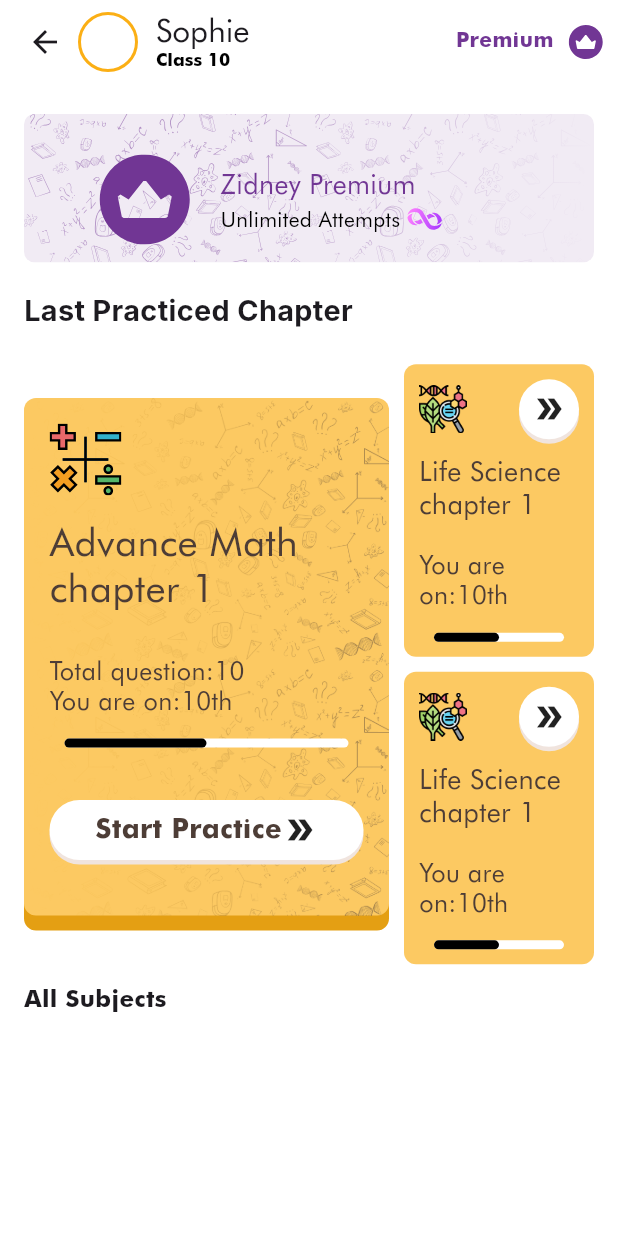
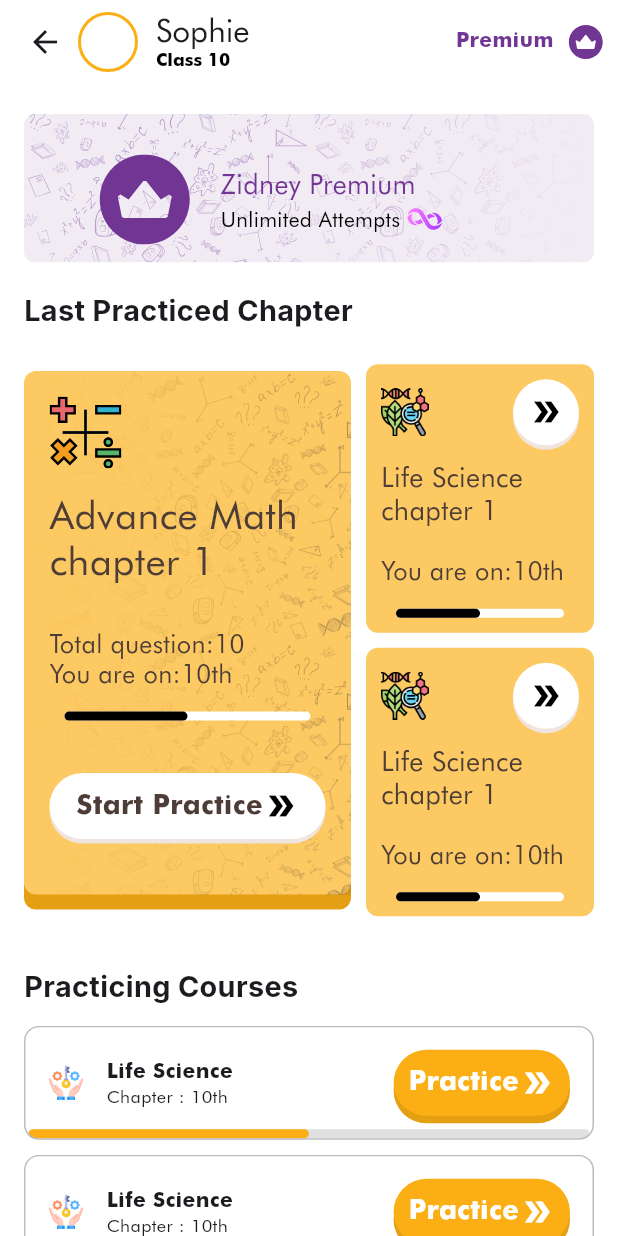
Before and after one commit to MTS-Services/khal971-zidney-course-app, a Flutter app: the HomeScreen screen opened directly, on a phone screen of 412 x 824 dp. Run offline on Flutter 3.47's test engine with Material 3 defaults, Android fonts, the phone set to English and light mode, and no system bars; drawn by our look-alikes of percent_indicator; our stand-ins replace dropdown_button2, flutter_svg, get; Roboto replaces fonts that are missing (Inter).

Commit message:
completed homepage

```diff
--- a/lib/utils/common/practice_button.dart
+++ b/lib/utils/common/practice_button.dart
@@ -8,42 +8,46 @@
     this.showText = false,
     this.hasRadius = true,
     this.showMoreShadow = false,
+    this.buttonText = 'Start Practice',
+    this.textColor = AppColors.chocolate,
+    this.buttonColor = AppColors.whiteColor,
+    this.shadowColor = const Color(0xffF0E4DE),
+    this.iconColor = AppColors.blackColor,
   });
   final bool showText;
   final bool hasRadius;
   final bool showMoreShadow;
+  final String buttonText;
+  final Color textColor;
+  final Color buttonColor;
+  final Color shadowColor;
+  final Color iconColor;
 
   @override
   Widget build(BuildContext context) {
     return Container(
       alignment: Alignment.center,
-      padding: EdgeInsets.symmetric(vertical: 8, horizontal: 8),
+      padding: EdgeInsets.all(10),
       decoration: BoxDecoration(
-        // Apply circular shape when no text is shown, or rounded corners when text is present
-        borderRadius:
-            hasRadius
-                ? BorderRadius.circular(
-                  showText ? 40 : 50,
-                ) // larger circle when no text
-                : BorderRadius.zero,
-        color: AppColors.whiteColor,
+        borderRadius: hasRadius ? BorderRadius.circular(40) : BorderRadius.zero,
+        color: buttonColor,
         boxShadow:
             showMoreShadow
-                ? [BoxShadow(offset: Offset(0, 5), color: Color(0xffF0E4DE))]
-                : [BoxShadow(offset: Offset(0, 3), color: Color(0xffF0E4DE))],
+                ? [BoxShadow(offset: Offset(0, 5), color: shadowColor)]
+                : [BoxShadow(offset: Offset(0, 3), color: shadowColor)],
       ),
       child: Row(
         mainAxisAlignment: MainAxisAlignment.center,
         children: [
           if (showText)
             Text(
-              'Start Practice',
+              buttonText,
               style: AppTextStyle.bold14.apply(
                 fontSizeFactor: 1.3,
-                color: AppColors.chocolate,
+                color: textColor,
               ),
             ),
-          Icon(Icons.double_arrow_sharp),
+          Icon(Icons.double_arrow_sharp, color: iconColor),
         ],
       ),
     );
--- a/lib/utils/common/question_container.dart
+++ b/lib/utils/common/question_container.dart
@@ -1,4 +1,6 @@
 import 'package:flutter/material.dart';
+import 'package:zidney/utils/asset_path.dart';
+import 'package:zidney/utils/common/practice_button.dart';
 
 import '../../view/widgets/custom_progress_bar.dart';
 import '../app_colors.dart';
@@ -11,13 +13,15 @@
     required this.subTitle,
     this.imageIcon = '',
     this.showIcon = false,
-    required this.trailIcon,
+    this.trailIcon = AssetPath.labelIcon,
+    this.showTrailIcon = true,
   });
   final String title;
   final String subTitle;
   final String imageIcon;
   final bool showIcon;
   final String trailIcon;
+  final bool showTrailIcon;
 
   @override
   Widget build(BuildContext context) {
@@ -55,7 +59,17 @@
                   ),
                 ],
               ),
-              Image.asset(trailIcon, scale: 4),
+              showTrailIcon
+                  ? Image.asset(trailIcon, scale: 4)
+                  : PracticeButton(
+                    showText: true,
+                    buttonText: 'Practice',
+                    showMoreShadow: true,
+                    buttonColor: AppColors.primaryColor,
+                    shadowColor: AppColors.primaryShadow,
+                    textColor: AppColors.whiteColor,
+                    iconColor: AppColors.whiteColor,
+                  ),
             ],
           ),
         ),
--- a/lib/view/freePlanScreen/mainpages/home_screen.dart
+++ b/lib/view/freePlanScreen/mainpages/home_screen.dart
@@ -1,27 +1,18 @@
 import 'package:flutter/material.dart';
 import 'package:zidney/utils/app_style.dart';
+import 'package:zidney/utils/asset_path.dart';
 import 'package:zidney/utils/common/custom_app_bar.dart';
 import 'package:zidney/utils/common/custom_label.dart';
+import 'package:zidney/utils/common/question_container.dart';
+import 'package:zidney/utils/styles/app_text_styles.dart';
 import 'package:zidney/view/widgets/custom_premium_container.dart';
 import 'package:zidney/view/widgets/subject_container.dart';
 import 'package:zidney/view/widgets/topic_overview_card.dart';
 
+import '../../widgets/all_subject_screen.dart';
+
 class HomeScreen extends StatelessWidget {
   const HomeScreen({super.key});
-
-  final List<String> icons = const [
-    'assets/images/math_icon.png',
-    'assets/images/chemistry_icon.png',
-    'assets/images/biology_icon.png',
-    'assets/images/physics_icon.png',
-  ];
-
-  final List<String> subjects = const [
-    'Math',
-    'Chemistry',
-    'Biology',
-    'Physics',
-  ];
 
   @override
   Widget build(BuildContext context) {
@@ -47,8 +38,8 @@
                   mainAxisAlignment: MainAxisAlignment.start,
                   mainAxisSize: MainAxisSize.min,
                   children: [
-                    Flexible(
-                      flex: 8,
+                    Expanded(
+                      flex: 3,
                       child: TopicOverviewCard(
                         chapter: '1',
                         classNum: '10',
@@ -58,8 +49,8 @@
                         showImage: true,
                       ),
                     ),
-                    Flexible(
-                      flex: 4,
+                    Expanded(
+                      flex: 2,
                       child: Column(
                         crossAxisAlignment: CrossAxisAlignment.start,
                         mainAxisSize: MainAxisSize.min,
@@ -78,21 +69,30 @@
                       ),
                     ),
                   ],
-                ),//added some comment
-                SizedBox(
-                  height: AppStyles.screenHeightPercentage(context, 0.015),
                 ),
+                SizedBox(height: 35),
+                Text(
+                  'Practicing Courses',
+                  style: AppTextStyle.bold16.apply(fontSizeFactor: 1.2),
+                ),
+                SizedBox(height: 15),
+
+                for (int i = 0; i < 4; i++)
+                  QuestionContainer(
+                    title: 'Life Science',
+                    subTitle: 'Chapter : 10th',
+                    showTrailIcon: false,
+                    showIcon: true,
+                    imageIcon: AssetPath.accessIcon,
+                  ),
+                SizedBox(height: 30),
                 Text(
                   'All Subjects',
-                  style: TextStyle(
-                    fontSize: AppStyles.fontL,
-                    fontWeight: AppStyles.weightBold,
-                  ),
+                  style: AppTextStyle.bold16.apply(fontSizeFactor: 1.2),
                 ),
-                SizedBox(
-                  height: AppStyles.screenHeightPercentage(context, 0.011),
-                ),
-                // AllSubjectScreen(icons: icons, subjects: subjects),
+                SizedBox(height: 20),
+                for (int i = 0; i < 4; i++)
+                  AllSubjectScreen(subName: 'Math', image: AssetPath.labelIcon),
               ],
             ),
           ),
--- a/lib/view/widgets/all_subject_screen.dart
+++ b/lib/view/widgets/all_subject_screen.dart
@@ -1,29 +1,22 @@
 import 'package:flutter/material.dart';
 import 'package:zidney/utils/app_colors.dart';
-import 'package:zidney/utils/app_style.dart';
+
+import '../../utils/app_style.dart';
 
 class AllSubjectScreen extends StatelessWidget {
   const AllSubjectScreen({
     super.key,
-    required this.icons,
-    required this.subjects,
+    required this.subName,
+    required this.image,
   });
-
-  final List<String> icons;
-  final List<String> subjects;
+  final String subName;
+  final String image;
 
   @override
   Widget build(BuildContext context) {
-    return Expanded(
-      child: ListView.builder(
-        shrinkWrap: true,
-        physics: NeverScrollableScrollPhysics(),
-        itemCount: 4,
-        itemBuilder: (context, index) {
-          return Padding(
-            padding: const EdgeInsets.symmetric(vertical: 4),
-            child: Container(
+    return Container(
       width: double.infinity,
+      margin: EdgeInsets.only(bottom: 10),
       height: AppStyles.screenHeightPercentage(context, 0.055),
       decoration: BoxDecoration(
         borderRadius: BorderRadius.circular(10),
@@ -36,10 +29,10 @@
       child: Row(
         children: [
           SizedBox(width: 16),
-                  Image.asset(icons[index], height: 30, width: 30),
+          Image.asset(image, height: 30, width: 30),
           SizedBox(width: 16),
           Text(
-                    subjects[index],
+            subName,
             style: TextStyle(
               fontWeight: AppStyles.weightMedium,
               fontSize: AppStyles.fontM,
@@ -47,10 +40,6 @@
           ),
         ],
       ),
-            ),
-          );
-        },
-      ),
     );
   }
 }
```
Lines whose indentation alone changed are shown as unchanged.
